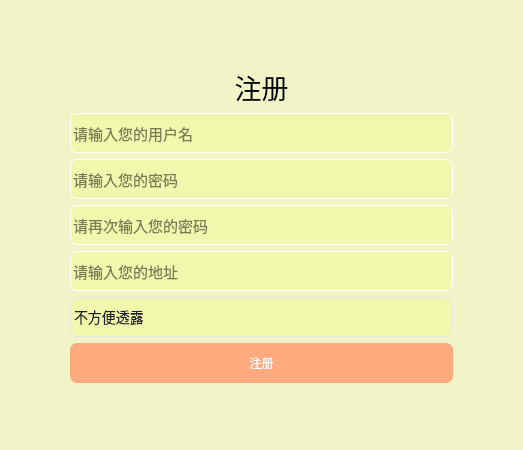
Eva-483650/ShoppingMall, file Client/registerwgt.ui: the form before one commit.
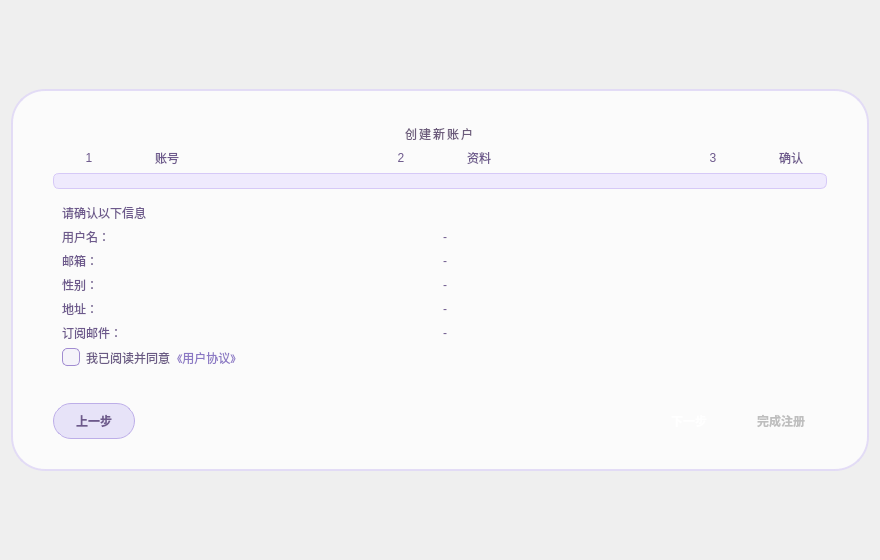
The form after the commit. The open tabs and pages were chosen to show the change. Icons and pictures are not drawn.

What changed in the file:
```diff
--- a/Client/registerwgt.ui
+++ b/Client/registerwgt.ui
@@ -6,304 +6,825 @@
    <rect>
     <x>0</x>
     <y>0</y>
-    <width>523</width>
-    <height>450</height>
+    <width>880</width>
+    <height>560</height>
    </rect>
   </property>
   <property name="windowTitle">
    <string>注册界面</string>
   </property>
-  <layout class="QGridLayout" name="gridLayout">
-   <property name="leftMargin">
-    <number>0</number>
-   </property>
-   <property name="topMargin">
-    <number>0</number>
-   </property>
-   <property name="rightMargin">
-    <number>0</number>
-   </property>
-   <property name="bottomMargin">
-    <number>0</number>
-   </property>
-   <item row="0" column="0">
-    <widget class="QWidget" name="widget" native="true">
-     <property name="cursor">
-      <cursorShape>ArrowCursor</cursorShape>
+  <property name="styleSheet">
+   <string notr="true">
+QWidget#RegisterWgt {
+    /* 建议替换为你自己的背景图 (可用模糊、柔光、淡紫主题图) */
+    background-image: url(:images/login/bg_register_wizard.jpg) 0 0 0 0 stretch stretch;
+    font-family: &quot;微软雅黑&quot;;
+    color:#5a4c74;
+}
+QLabel {
+    font-family:&quot;微软雅黑&quot;;
+}
+QFrame#centralCard {
+    background: rgba(255,255,255,0.78);
+    border: 1.7px solid rgba(226,218,246,0.95);
+    border-radius: 34px;
+}
+#titleLabel {
+    font:700 22pt &quot;微软雅黑&quot;;
+    color:#6c5b7b;
+    letter-spacing:2px;
+}
+.stepDot {
+    min-width:34px;
+    min-height:34px;
+    max-width:34px;
+    max-height:34px;
+    border-radius:17px;
+    background:#d9d0f4;
+    color:#6c5b7b;
+    font: bold 14pt &quot;微软雅黑&quot;;
+    qproperty-alignment: AlignCenter;
+}
+.stepDot[current=&quot;true&quot;] {
+    background: qlineargradient(spread:pad,x1:1,y1:0,x2:0,y2:1,
+               stop:0 #b8a4e6, stop:1 #a18cd1);
+    color:#ffffff;
+}
+.stepLabel {
+    font:10pt &quot;微软雅黑&quot;;
+    color:#7a6995;
+}
+.separatorLine {
+    background:rgba(168,148,205,0.65);
+    min-height:3px;
+    max-height:3px;
+    border-radius:2px;
+}
+QProgressBar#progressSteps {
+    background:#efeafd;
+    border:1px solid #d6c9f7;
+    border-radius:6px;
+    height:10px;
+    text-align:center;
+    font:9pt &quot;微软雅黑&quot;;
+    color:#6c5b7b;
+}
+QProgressBar#progressSteps::chunk {
+    background:qlineargradient(spread:pad,x1:1,y1:0,x2:0,y2:1,
+               stop:0 #c2b6f3, stop:1 #a18cd1);
+    border-radius:5px;
+}
+QLineEdit {
+    font: 12pt &quot;微软雅黑&quot;;
+    color:#55486d;
+    background:#f5f3fa;
+    border:1.4px solid #d6c9f7;
+    border-radius:14px;
+    padding:6px 12px;
+}
+QLineEdit:focus {
+    background:#ffffff;
+    border:2px solid #a18cd1;
+}
+QToolButton {
+    border:none;
+    background:transparent;
+    color:#7e6996;
+    font:12pt &quot;微软雅黑&quot;;
+}
+QToolButton:hover { color:#a18cd1; }
+QComboBox {
+    font: 11pt &quot;微软雅黑&quot;;
+    color:#55486d;
+    background:#f5f3fa;
+    border:1.4px solid #d6c9f7;
+    border-radius:14px;
+    padding:4px 10px;
+}
+QComboBox:focus { border:2px solid #a18cd1; background:#ffffff; }
+QComboBox QAbstractItemView {
+    background:#ffffff;
+    border:1px solid #c2b6f3;
+    selection-background-color:#e8e6fb;
+    selection-color:#5a4c74;
+    outline:0;
+    font:10pt &quot;微软雅黑&quot;;
+}
+QPushButton {
+    font: 13pt &quot;微软雅黑&quot;;
+    font-weight:600;
+    border-radius:18px;
+    padding:8px 22px;
+}
+QPushButton#btn_next {
+    background:qlineargradient(spread:pad,x1:1,y1:0,x2:0,y2:1,
+               stop:0 #b8a4e6, stop:1 #a18cd1);
+    color:#fff;
+    border:none;
+}
+QPushButton#btn_next:hover { background:#a18cd1; }
+QPushButton#btn_back {
+    background:rgba(194,182,243,0.35);
+    color:#6d598c;
+    border:1.4px solid #bdaee8;
+}
+QPushButton#btn_back:hover { background:rgba(194,182,243,0.55); }
+QPushButton#btn_finish {
+    background:qlineargradient(spread:pad,x1:1,y1:0,x2:0,y2:1,
+               stop:0 #c6b4ef, stop:1 #a18cd1);
+    color:#fff;
+    border:none;
+}
+QPushButton#btn_finish:disabled {
+    background:#ccbfe4;
+    color:#f0ecf7;
+}
+QPushButton#btn_finish:hover:!disabled { background:#a18cd1; }
+QLabel#lab_pwdStrengthText {
+    font:10pt &quot;微软雅黑&quot;;
+    color:#7a6599;
+}
+QProgressBar#pwdStrength {
+    background:#efeafd;
+    border:1px solid #d7cdef;
+    border-radius:8px;
+    height:10px;
+    text-align:center;
+    font:8pt &quot;微软雅黑&quot;;
+}
+QProgressBar#pwdStrength::chunk {
+    background:qlineargradient(spread:pad,x1:1,y1:0,x2:0,y2:1,
+               stop:0 #c2b6f3, stop:1 #a18cd1);
+    border-radius:6px;
+}
+QLabel#lab_msg {
+    font:10pt &quot;微软雅黑&quot;;
+    color:#b04545;
+}
+QCheckBox {
+    spacing:6px;
+    font:11pt &quot;微软雅黑&quot;;
+    color:#6a5a84;
+}
+QCheckBox::indicator {
+    width:16px; height:16px;
+    border:1px solid #a18cd1;
+    border-radius:5px;
+    background:#f5f3fa;
+}
+QCheckBox::indicator:checked {
+    background:qlineargradient(spread:pad,x1:1,y1:0,x2:0,y2:1,
+               stop:0 #c2b6f3, stop:1 #a18cd1);
+}
+#lab_agreement {
+    font:10pt &quot;微软雅黑&quot;;
+    color:#8b78c4;
+}
+#lab_agreement:hover {
+    color:#a18cd1;
+    text-decoration: underline;
+}
+.avatarPreview {
+    border:2px solid #d9cffa;
+    border-radius:14px;
+    background:#f7f5fc;
+}
+.summaryTitle {
+    font:700 14pt &quot;微软雅黑&quot;;
+    color:#6c5b7b;
+}
+.summaryField {
+    font:11pt &quot;微软雅黑&quot;;
+    color:#5a4c74;
+}
+   </string>
+  </property>
+  <layout class="QVBoxLayout" name="outerLayout">
+   <item>
+    <spacer name="topSpacer">
+     <property name="orientation">
+      <enum>Qt::Orientation::Vertical</enum>
      </property>
-     <property name="styleSheet">
-      <string notr="true">background-color:rgba(241, 255, 110, 80)</string>
+     <property name="sizeHint" stdset="0">
+      <size>
+       <width>20</width>
+       <height>20</height>
+      </size>
      </property>
-     <layout class="QVBoxLayout" name="verticalLayout">
+    </spacer>
+   </item>
+   <item>
+    <widget class="QFrame" name="centralCard">
+     <property name="minimumSize">
+      <size>
+       <width>760</width>
+       <height>0</height>
+      </size>
+     </property>
+     <layout class="QVBoxLayout" name="cardLayout">
       <property name="leftMargin">
-       <number>70</number>
+       <number>40</number>
+      </property>
+      <property name="topMargin">
+       <number>34</number>
       </property>
       <property name="rightMargin">
-       <number>70</number>
+       <number>40</number>
       </property>
+      <property name="bottomMargin">
+       <number>30</number>
+      </property>
       <item>
-       <spacer name="verticalSpacer_2">
-        <property name="orientation">
-         <enum>Qt::Vertical</enum>
-        </property>
-        <property name="sizeHint" stdset="0">
-         <size>
-          <width>20</width>
-          <height>40</height>
-         </size>
-        </property>
-       </spacer>
+       <layout class="QVBoxLayout" name="layoutHeader">
+        <item>
+         <widget class="QLabel" name="titleLabel">
+          <property name="text">
+           <string>创建新账户</string>
+          </property>
+          <property name="alignment">
+           <set>Qt::AlignmentFlag::AlignCenter</set>
+          </property>
+         </widget>
+        </item>
+        <item>
+         <layout class="QHBoxLayout" name="stepDotsLayout">
+          <item>
+           <layout class="QHBoxLayout" name="horizontalLayout">
+            <item>
+             <widget class="QLabel" name="dot1">
+              <property name="styleSheet">
+               <string notr="true">color: rgb(109, 89, 140);</string>
+              </property>
+              <property name="frameShape">
+               <enum>QFrame::Shape::NoFrame</enum>
+              </property>
+              <property name="text">
+               <string>1</string>
+              </property>
+              <property name="alignment">
+               <set>Qt::AlignmentFlag::AlignCenter</set>
+              </property>
+              <property name="property" stdset="0">
+               <string notr="true"/>
+              </property>
+             </widget>
+            </item>
+            <item>
+             <widget class="QLabel" name="label_step1">
+              <property name="sizePolicy">
+               <sizepolicy hsizetype="Preferred" vsizetype="Fixed">
+                <horstretch>0</horstretch>
+                <verstretch>0</verstretch>
+               </sizepolicy>
+              </property>
+              <property name="styleSheet">
+               <string notr="true">qproperty-class: stepLabel;color: rgb(109, 89, 140);</string>
+              </property>
+              <property name="text">
+               <string>&lt;html&gt;&lt;head/&gt;&lt;body&gt;&lt;p align=&quot;center&quot;&gt;账号&lt;/p&gt;&lt;/body&gt;&lt;/html&gt;</string>
+              </property>
+              <property name="alignment">
+               <set>Qt::AlignmentFlag::AlignHCenter</set>
+              </property>
+             </widget>
+            </item>
+           </layout>
+          </item>
+          <item>
+           <widget class="QWidget" name="lineSep1" native="true">
+            <property name="styleSheet">
+             <string notr="true">qproperty-class: separatorLine;</string>
+            </property>
+           </widget>
+          </item>
+          <item>
+           <layout class="QHBoxLayout" name="horizontalLayout_2">
+            <item>
+             <widget class="QLabel" name="dot2">
+              <property name="sizePolicy">
+               <sizepolicy hsizetype="Preferred" vsizetype="Preferred">
+                <horstretch>0</horstretch>
+                <verstretch>0</verstretch>
+               </sizepolicy>
+              </property>
+              <property name="styleSheet">
+               <string notr="true">color: rgb(109, 89, 140);</string>
+              </property>
+              <property name="text">
+               <string>2</string>
+              </property>
+              <property name="alignment">
+               <set>Qt::AlignmentFlag::AlignCenter</set>
+              </property>
+             </widget>
+            </item>
+            <item>
+             <widget class="QLabel" name="label_step2">
+              <property name="sizePolicy">
+               <sizepolicy hsizetype="Preferred" vsizetype="Fixed">
+                <horstretch>0</horstretch>
+                <verstretch>0</verstretch>
+               </sizepolicy>
+              </property>
+              <property name="styleSheet">
+               <string notr="true">qproperty-class: stepLabel;color: rgb(109, 89, 140);</string>
+              </property>
+              <property name="text">
+               <string>资料</string>
+              </property>
+              <property name="alignment">
+               <set>Qt::AlignmentFlag::AlignHCenter</set>
+              </property>
+             </widget>
+            </item>
+           </layout>
+          </item>
+          <item>
+           <widget class="QWidget" name="lineSep2" native="true">
+            <property name="styleSheet">
+             <string notr="true">qproperty-class: separatorLine;</string>
+            </property>
+           </widget>
+          </item>
+          <item>
+           <layout class="QHBoxLayout" name="horizontalLayout_3">
+            <item>
+             <widget class="QLabel" name="dot3">
+              <property name="styleSheet">
+               <string notr="true">color: rgb(109, 89, 140);</string>
+              </property>
+              <property name="text">
+               <string>3</string>
+              </property>
+              <property name="alignment">
+               <set>Qt::AlignmentFlag::AlignCenter</set>
+              </property>
+             </widget>
+            </item>
+            <item>
+             <widget class="QLabel" name="label_step3">
+              <property name="sizePolicy">
+               <sizepolicy hsizetype="Preferred" vsizetype="Fixed">
+                <horstretch>0</horstretch>
+                <verstretch>0</verstretch>
+               </sizepolicy>
+              </property>
+              <property name="styleSheet">
+               <string notr="true">qproperty-class: stepLabel;color: rgb(109, 89, 140);</string>
+              </property>
+              <property name="text">
+               <string>确认</string>
+              </property>
+              <property name="alignment">
+               <set>Qt::AlignmentFlag::AlignHCenter</set>
+              </property>
+             </widget>
+            </item>
+           </layout>
+          </item>
+         </layout>
+        </item>
+        <item>
+         <widget class="QProgressBar" name="progressSteps">
+          <property name="minimum">
+           <number>0</number>
+          </property>
+          <property name="maximum">
+           <number>100</number>
+          </property>
+          <property name="value">
+           <number>0</number>
+          </property>
+          <property name="textVisible">
+           <bool>false</bool>
+          </property>
+         </widget>
+        </item>
+       </layout>
       </item>
       <item>
-       <widget class="QLabel" name="lab_reg">
-        <property name="font">
-         <font>
-          <pointsize>20</pointsize>
-         </font>
-        </property>
-        <property name="styleSheet">
-         <string notr="true">background:transparent;</string>
-        </property>
-        <property name="text">
-         <string>注册</string>
-        </property>
-        <property name="alignment">
-         <set>Qt::AlignCenter</set>
-        </property>
+       <widget class="QStackedWidget" name="stepsStack">
+        <widget class="QWidget" name="page_account">
+         <layout class="QVBoxLayout" name="layoutAccount">
+          <item>
+           <widget class="QLineEdit" name="line_name">
+            <property name="placeholderText">
+             <string>用户名（必填，3~20字符）</string>
+            </property>
+           </widget>
+          </item>
+          <item>
+           <widget class="QLineEdit" name="line_email">
+            <property name="placeholderText">
+             <string>邮箱（用于找回密码 / 验证）</string>
+            </property>
+           </widget>
+          </item>
+          <item>
+           <layout class="QHBoxLayout" name="pwdRow1">
+            <item>
+             <widget class="QLineEdit" name="line_password">
+              <property name="echoMode">
+               <enum>QLineEdit::EchoMode::Password</enum>
+              </property>
+              <property name="placeholderText">
+               <string>密码（≥6位，含字母和数字）</string>
+              </property>
+             </widget>
+            </item>
+            <item>
+             <widget class="QToolButton" name="btn_showPwd1">
+              <property name="toolTip">
+               <string>显示/隐藏密码</string>
+              </property>
+              <property name="text">
+               <string>👁</string>
+              </property>
+             </widget>
+            </item>
+           </layout>
+          </item>
+          <item>
+           <layout class="QHBoxLayout" name="pwdRow2">
+            <item>
+             <widget class="QLineEdit" name="line_repassword">
+              <property name="echoMode">
+               <enum>QLineEdit::EchoMode::Password</enum>
+              </property>
+              <property name="placeholderText">
+               <string>确认密码</string>
+              </property>
+             </widget>
+            </item>
+            <item>
+             <widget class="QToolButton" name="btn_showPwd2">
+              <property name="toolTip">
+               <string>显示/隐藏密码</string>
+              </property>
+              <property name="text">
+               <string>👁</string>
+              </property>
+             </widget>
+            </item>
+           </layout>
+          </item>
+          <item>
+           <layout class="QHBoxLayout" name="pwdStrengthRow">
+            <item>
+             <widget class="QProgressBar" name="pwdStrength">
+              <property name="minimum">
+               <number>0</number>
+              </property>
+              <property name="maximum">
+               <number>100</number>
+              </property>
+              <property name="value">
+               <number>0</number>
+              </property>
+              <property name="textVisible">
+               <bool>false</bool>
+              </property>
+             </widget>
+            </item>
+            <item>
+             <widget class="QLabel" name="lab_pwdStrengthText">
+              <property name="text">
+               <string>弱</string>
+              </property>
+             </widget>
+            </item>
+           </layout>
+          </item>
+         </layout>
+        </widget>
+        <widget class="QWidget" name="page_profile">
+         <layout class="QVBoxLayout" name="layoutProfile">
+          <item>
+           <layout class="QHBoxLayout" name="genderRow">
+            <item>
+             <widget class="QComboBox" name="combo_gender">
+              <property name="minimumSize">
+               <size>
+                <width>100</width>
+                <height>0</height>
+               </size>
+              </property>
+              <property name="styleSheet">
+               <string notr="true">color: rgb(109, 89, 140);</string>
+              </property>
+              <item>
+               <property name="text">
+                <string>性别</string>
+               </property>
+              </item>
+              <item>
+               <property name="text">
+                <string>男</string>
+               </property>
+              </item>
+              <item>
+               <property name="text">
+                <string>女</string>
+               </property>
+              </item>
+              <item>
+               <property name="text">
+                <string>保密</string>
+               </property>
+              </item>
+             </widget>
+            </item>
+            <item>
+             <widget class="QLineEdit" name="line_address">
+              <property name="placeholderText">
+               <string>地址（可选）</string>
+              </property>
+             </widget>
+            </item>
+           </layout>
+          </item>
+          <item>
+           <layout class="QHBoxLayout" name="avatarRow">
+            <item>
+             <widget class="QLabel" name="lab_avatarPreview">
+              <property name="minimumSize">
+               <size>
+                <width>100</width>
+                <height>100</height>
+               </size>
+              </property>
+              <property name="maximumSize">
+               <size>
+                <width>140</width>
+                <height>140</height>
+               </size>
+              </property>
+              <property name="styleSheet">
+               <string notr="true">qproperty-class: avatarPreview;</string>
+              </property>
+              <property name="text">
+               <string>头像</string>
+              </property>
+              <property name="scaledContents">
+               <bool>true</bool>
+              </property>
+              <property name="alignment">
+               <set>Qt::AlignmentFlag::AlignCenter</set>
+              </property>
+             </widget>
+            </item>
+            <item>
+             <widget class="QPushButton" name="btn_selectAvatar">
+              <property name="text">
+               <string>选择头像...</string>
+              </property>
+             </widget>
+            </item>
+            <item>
+             <spacer name="avatarSpacer">
+              <property name="orientation">
+               <enum>Qt::Orientation::Horizontal</enum>
+              </property>
+              <property name="sizeHint" stdset="0">
+               <size>
+                <width>80</width>
+                <height>20</height>
+               </size>
+              </property>
+             </spacer>
+            </item>
+           </layout>
+          </item>
+          <item>
+           <widget class="QCheckBox" name="chk_newsletter">
+            <property name="text">
+             <string>订阅新品与活动邮件</string>
+            </property>
+           </widget>
+          </item>
+         </layout>
+        </widget>
+        <widget class="QWidget" name="page_confirm">
+         <layout class="QVBoxLayout" name="layoutConfirm">
+          <item>
+           <widget class="QLabel" name="lab_summaryTitle">
+            <property name="styleSheet">
+             <string notr="true">qproperty-class: summaryTitle;color: rgb(109, 89, 140);</string>
+            </property>
+            <property name="text">
+             <string>请确认以下信息</string>
+            </property>
+           </widget>
+          </item>
+          <item>
+           <layout class="QGridLayout" name="summaryGrid">
+            <item row="0" column="0">
+             <widget class="QLabel" name="lab_summary_user_title">
+              <property name="styleSheet">
+               <string notr="true">qproperty-class: summaryField;color: rgb(109, 89, 140);</string>
+              </property>
+              <property name="text">
+               <string>用户名：</string>
+              </property>
+             </widget>
+            </item>
+            <item row="0" column="1">
+             <widget class="QLabel" name="lab_summary_user">
+              <property name="styleSheet">
+               <string notr="true">qproperty-class: summaryField;color: rgb(109, 89, 140);</string>
+              </property>
+              <property name="text">
+               <string>-</string>
+              </property>
+             </widget>
+            </item>
+            <item row="1" column="0">
+             <widget class="QLabel" name="lab_summary_email_title">
+              <property name="styleSheet">
+               <string notr="true">qproperty-class: summaryField;color: rgb(109, 89, 140);</string>
+              </property>
+              <property name="text">
+               <string>邮箱：</string>
+              </property>
+             </widget>
+            </item>
+            <item row="1" column="1">
+             <widget class="QLabel" name="lab_summary_email">
+              <property name="styleSheet">
+               <string notr="true">qproperty-class: summaryField;color: rgb(109, 89, 140);</string>
+              </property>
+              <property name="text">
+               <string>-</string>
+              </property>
+             </widget>
+            </item>
+            <item row="2" column="0">
+             <widget class="QLabel" name="lab_summary_gender_title">
+              <property name="styleSheet">
+               <string notr="true">qproperty-class: summaryField;color: rgb(109, 89, 140);</string>
+              </property>
+              <property name="text">
+               <string>性别：</string>
+              </property>
+             </widget>
+            </item>
+            <item row="2" column="1">
+             <widget class="QLabel" name="lab_summary_gender">
+              <property name="styleSheet">
+               <string notr="true">qproperty-class: summaryField;color: rgb(109, 89, 140);</string>
+              </property>
+              <property name="text">
+               <string>-</string>
+              </property>
+             </widget>
+            </item>
+            <item row="3" column="0">
+             <widget class="QLabel" name="lab_summary_address_title">
+              <property name="styleSheet">
+               <string notr="true">qproperty-class: summaryField;color: rgb(109, 89, 140);</string>
+              </property>
+              <property name="text">
+               <string>地址：</string>
+              </property>
+             </widget>
+            </item>
+            <item row="3" column="1">
+             <widget class="QLabel" name="lab_summary_address">
+              <property name="styleSheet">
+               <string notr="true">qproperty-class: summaryField;color: rgb(109, 89, 140);</string>
+              </property>
+              <property name="text">
+               <string>-</string>
+              </property>
+             </widget>
+            </item>
+            <item row="4" column="0">
+             <widget class="QLabel" name="lab_summary_newsletter_title">
+              <property name="styleSheet">
+               <string notr="true">qproperty-class: summaryField;color: rgb(109, 89, 140);</string>
+              </property>
+              <property name="text">
+               <string>订阅邮件：</string>
+              </property>
+             </widget>
+            </item>
+            <item row="4" column="1">
+             <widget class="QLabel" name="lab_summary_newsletter">
+              <property name="styleSheet">
+               <string notr="true">qproperty-class: summaryField;color: rgb(109, 89, 140);</string>
+              </property>
+              <property name="text">
+               <string>-</string>
+              </property>
+             </widget>
+            </item>
+           </layout>
+          </item>
+          <item>
+           <layout class="QHBoxLayout" name="agreementRow">
+            <item>
+             <widget class="QCheckBox" name="chk_agree">
+              <property name="text">
+               <string>我已阅读并同意</string>
+              </property>
+             </widget>
+            </item>
+            <item>
+             <widget class="QLabel" name="lab_agreement">
+              <property name="text">
+               <string>&lt;a&gt;《用户协议》&lt;/a&gt;</string>
+              </property>
+              <property name="alignment">
+               <set>Qt::AlignmentFlag::AlignVCenter</set>
+              </property>
+             </widget>
+            </item>
+            <item>
+             <spacer name="agreeSpacer">
+              <property name="orientation">
+               <enum>Qt::Orientation::Horizontal</enum>
+              </property>
+              <property name="sizeHint" stdset="0">
+               <size>
+                <width>20</width>
+                <height>20</height>
+               </size>
+              </property>
+             </spacer>
+            </item>
+           </layout>
+          </item>
+         </layout>
+        </widget>
        </widget>
       </item>
       <item>
-       <widget class="QLineEdit" name="line_name">
-        <property name="minimumSize">
-         <size>
-          <width>0</width>
-          <height>40</height>
-         </size>
+       <widget class="QLabel" name="lab_msg">
+        <property name="text">
+         <string/>
         </property>
-        <property name="font">
-         <font>
-          <pointsize>11</pointsize>
-         </font>
-        </property>
-        <property name="styleSheet">
-         <string notr="true">border-radius:7px;
-border-width:0.5px;
-border:0.5px solid white;
-</string>
-        </property>
-        <property name="placeholderText">
-         <string>请输入您的用户名</string>
-        </property>
        </widget>
       </item>
       <item>
-       <widget class="QLineEdit" name="line_password">
-        <property name="minimumSize">
-         <size>
-          <width>0</width>
-          <height>40</height>
-         </size>
-        </property>
-        <property name="font">
-         <font>
-          <pointsize>11</pointsize>
-         </font>
-        </property>
-        <property name="styleSheet">
-         <string notr="true">border-radius:7px;
-border-width:0.5px;
-border:0.5px solid white;</string>
-        </property>
-        <property name="echoMode">
-         <enum>QLineEdit::Password</enum>
-        </property>
-        <property name="placeholderText">
-         <string>请输入您的密码</string>
-        </property>
-       </widget>
-      </item>
-      <item>
-       <widget class="QLineEdit" name="line_repassword">
-        <property name="minimumSize">
-         <size>
-          <width>0</width>
-          <height>40</height>
-         </size>
-        </property>
-        <property name="font">
-         <font>
-          <pointsize>11</pointsize>
-         </font>
-        </property>
-        <property name="styleSheet">
-         <string notr="true">border-radius:7px;
-border-width:0.5px;
-border:0.5px solid white;</string>
-        </property>
-        <property name="echoMode">
-         <enum>QLineEdit::Password</enum>
-        </property>
-        <property name="placeholderText">
-         <string>请再次输入您的密码</string>
-        </property>
-       </widget>
-      </item>
-      <item>
-       <widget class="QLineEdit" name="line_add">
-        <property name="minimumSize">
-         <size>
-          <width>0</width>
-          <height>40</height>
-         </size>
-        </property>
-        <property name="font">
-         <font>
-          <pointsize>11</pointsize>
-         </font>
-        </property>
-        <property name="styleSheet">
-         <string notr="true">border-radius:7px;
-border-width:0.5px;
-border:0.5px solid white;</string>
-        </property>
-        <property name="placeholderText">
-         <string>请输入您的地址</string>
-        </property>
-       </widget>
-      </item>
-      <item>
-       <widget class="QComboBox" name="combox_render">
-        <property name="minimumSize">
-         <size>
-          <width>0</width>
-          <height>40</height>
-         </size>
-        </property>
-        <property name="font">
-         <font>
-          <family>Adobe 黑体 Std R</family>
-          <pointsize>10</pointsize>
-          <weight>50</weight>
-          <italic>false</italic>
-          <bold>false</bold>
-         </font>
-        </property>
-        <property name="whatsThis">
-         <string>请选择您的性别</string>
-        </property>
-        <property name="styleSheet">
-         <string notr="true">QComboBox{
-  color:#1e222b;
-  padding: 1px 15px 1px 3px;
-  border:1px solid rgba(228,228,228,1);
-  border-radius:8;
-  font-size: 14px;
-	font: 10pt &quot;Adobe 黑体 Std R&quot;;
-}
-QComboBox::drop-down {			/*下拉按钮*/
-      subcontrol-origin: padding;
-      subcontrol-position: top right;
-      width: 20px;
-      border:none;
-}
-
-QComboBox QAbstractItemView{	/*列表 */
-	margin-top: 8px;
-	margin-left: 6px;
-	margin-bottom: 6px;
-	margin-right: 6px;
-	background:rgba(255,255,255,1);
-    border:1px solid rgba(228,228,228,1);
-    border-radius:8px;
-	font-size:12px;
-    outline: 0px;
-    color:#1e222b;
-    padding-left: 16px;
-    padding-top: 12px;
-	padding-bottom:12px;
-    
-  }
-
-QComboBox QScrollBar::vertical{ /*滑条 主体部分*/
-    width:6px;
-    background:rgb(255,255,255);
-    border:none;
-}
-QComboBox QScrollBar::handle::vertical{ /*滑块主体*/
-    border-radius:3px;
-    background-color: rgba(30, 34, 43, 0.2);
-}
-QComboBox QScrollBar::handle::vertical::hover{
-    background-color: rgba(30, 34, 43, 0.2);
-}
-QComboBox QScrollBar::add-line::vertical{/*上箭头*/
-    border:none;
-}
-QComboBox QScrollBar::sub-line::vertical{/*下箭头*/
-    border:none;
-}
-</string>
-        </property>
+       <layout class="QHBoxLayout" name="navButtonsLayout">
         <item>
-         <property name="text">
-          <string>不方便透露</string>
-         </property>
+         <widget class="QPushButton" name="btn_back">
+          <property name="enabled">
+           <bool>false</bool>
+          </property>
+          <property name="text">
+           <string>上一步</string>
+          </property>
+         </widget>
         </item>
         <item>
-         <property name="text">
-          <string>男</string>
-         </property>
+         <spacer name="midNavSpacer">
+          <property name="orientation">
+           <enum>Qt::Orientation::Horizontal</enum>
+          </property>
+          <property name="sizeHint" stdset="0">
+           <size>
+            <width>40</width>
+            <height>20</height>
+           </size>
+          </property>
+         </spacer>
         </item>
         <item>
-         <property name="text">
-          <string>女</string>
-         </property>
+         <widget class="QPushButton" name="btn_next">
+          <property name="text">
+           <string>下一步</string>
+          </property>
+         </widget>
         </item>
         <item>
-         <property name="text">
-          <string>EVA</string>
-         </property>
+         <widget class="QPushButton" name="btn_register">
+          <property name="enabled">
+           <bool>false</bool>
+          </property>
+          <property name="text">
+           <string>完成注册</string>
+          </property>
+         </widget>
         </item>
-       </widget>
-      </item>
-      <item>
-       <widget class="QPushButton" name="btn_register">
-        <property name="minimumSize">
-         <size>
-          <width>0</width>
-          <height>40</height>
-         </size>
-        </property>
-        <property name="cursor">
-         <cursorShape>PointingHandCursor</cursorShape>
-        </property>
-        <property name="styleSheet">
-         <string notr="true">background:rgb(255, 170, 127);
-color:white;
-border-radius:7px;
-font: 12pt &quot;Adobe 黑体 Std R&quot;;</string>
-        </property>
-        <property name="text">
-         <string>注册</string>
-        </property>
-       </widget>
-      </item>
-      <item>
-       <spacer name="verticalSpacer">
-        <property name="orientation">
-         <enum>Qt::Vertical</enum>
-        </property>
-        <property name="sizeHint" stdset="0">
-         <size>
-          <width>20</width>
-          <height>40</height>
-         </size>
-        </property>
-       </spacer>
+       </layout>
       </item>
      </layout>
     </widget>
    </item>
+   <item>
+    <spacer name="bottomSpacer">
+     <property name="orientation">
+      <enum>Qt::Orientation::Vertical</enum>
+     </property>
+     <property name="sizeHint" stdset="0">
+      <size>
+       <width>20</width>
+       <height>20</height>
+      </size>
+     </property>
+    </spacer>
+   </item>
   </layout>
  </widget>
  <resources/>
```
Left out of the diff: 2 changed lines with no effect on the pictures.
